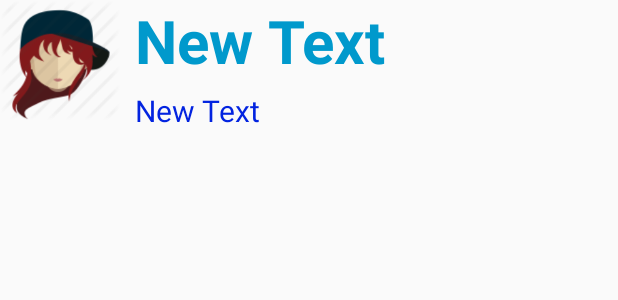
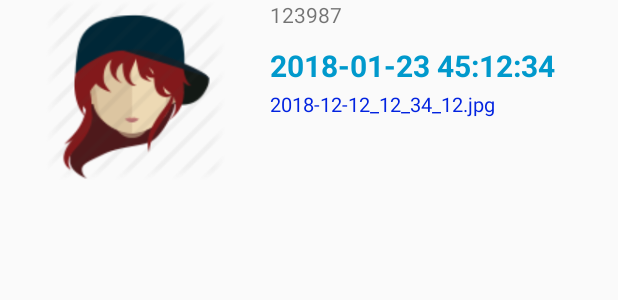
Before and after one commit to pengin7384/medical-lens, an Android app: the layout list_item_history.xml on its own in the app's theme, with its tools: preview values and no code run, on a phone screen of 412 x 824 dp. Shown: the top 300 px of the screen. Run offline under Robolectric (Android 15) with nearby library versions, the phone set to English and light mode, and no system bars.

Commit message:
update UX

```diff
--- a/client/app/src/main/java/com/example/wehealed/medical_lens/DBHelper.java
+++ b/client/app/src/main/java/com/example/wehealed/medical_lens/DBHelper.java
@@ -15,7 +15,7 @@ public class DBHelper extends SQLiteOpenHelper {
     private static final String CLASSNAME = DBHelper.class.getSimpleName();
 
     private static final String DB_NAME = "WeHealed_Medical_Lens.db";
-    private static final int DB_VERSION = 6;
+    private static final int DB_VERSION = 8;
 
     public static String myEmailAddress = "";
     public static String myName = "";
@@ -86,10 +86,11 @@ public class DBHelper extends SQLiteOpenHelper {
         Log.i(Constants.LOG_TAG, "DBHelper onCreate INSERT INTO MY_INFO_V5");
 
         db.execSQL("CREATE TABLE PICTURE_HISTORY_V5 (HISTORY_ID INTEGER PRIMARY KEY AUTOINCREMENT" +
-                ", PICTURE_FILE_NAME TEXT, PICTURE_TIME INTEGER" +
+                ", PICTURE_PATH_AND_FILE_NAME TEXT, PICTURE_FILE_NAME TEXT, PICTURE_TIME INTEGER" +
                 ", ORIGINAL_TEXT TEXT" +
                 ", MACHINE_TRANSLATION_RESULT TEXT" +
                 ", HUMAN_TRANSLATION_REQUESTED TEXT, HUMAN_TRANSLATION_REQUEST_TIME INTEGER, HUMAN_TRANSLATION_RESPONSE_TIME INTEGER, HUMAN_TRANSLATION_RESULT TEXT, HUMAN_TRANSLATION_CONFIRMED TEXT" +
+                ", SUMMARY_TEXT TEXT" +
                 ");");
         Log.i(Constants.LOG_TAG, "DBHelper onCreate CREATE TABLE PICTURE_HISTORY_V5");
     }
--- a/client/app/src/main/res/layout/list_item_history.xml
+++ b/client/app/src/main/res/layout/list_item_history.xml
@@ -1,43 +1,57 @@
 <?xml version="1.0" encoding="utf-8"?>
 <LinearLayout xmlns:android="http://schemas.android.com/apk/res/android"
-    android:orientation="horizontal" android:layout_width="match_parent"
-    android:layout_height="wrap_content">
+    xmlns:app="http://schemas.android.com/apk/res-auto"
+    xmlns:tools="http://schemas.android.com/tools"
+    android:layout_width="match_parent"
+    android:layout_height="130dp"
+    android:orientation="horizontal">
 
     <ImageView
         android:id="@+id/picture_image"
-        android:layout_width="80dp"
-        android:layout_height="80dp"
+        android:layout_width="160dp"
+        android:layout_height="120dp"
+        android:layout_marginLeft="10dp"
+        android:layout_marginRight="10dp"
         android:src="@drawable/singer" />
 
     <LinearLayout
-        android:orientation="vertical"
         android:layout_width="match_parent"
-        android:layout_height="wrap_content"
-        android:layout_marginLeft="10dp">
+        android:layout_height="120dp"
+        android:orientation="vertical">
+
+        <TextView
+            android:id="@+id/picture_timestamp"
+            android:layout_width="match_parent"
+            android:layout_height="30dp"
+            android:layout_weight="1"
+            android:text="123987"
+            app:layout_constraintEnd_toEndOf="parent"
+            app:layout_constraintTop_toTopOf="parent" />
 
         <TextView
             android:id="@+id/picture_time"
-            android:layout_width="280dp"
-            android:layout_height="wrap_content"
-            android:text="New Text"
+            android:layout_width="match_parent"
+            android:layout_height="30dp"
+            android:layout_weight="1"
+            android:text="2018-01-23 45:12:34"
             android:textColor="@android:color/holo_blue_dark"
-            android:textSize="40dp"
-            android:textStyle="bold" />
+            android:textSize="20sp"
+            android:textStyle="bold"
+            app:layout_constraintStart_toStartOf="parent"
+            app:layout_constraintTop_toTopOf="parent" />
 
-        <RelativeLayout
+        <TextView
+            android:id="@+id/text_view_picture_file_name"
             android:layout_width="match_parent"
-            android:layout_height="wrap_content">
+            android:layout_height="60dp"
+            android:layout_alignParentLeft="true"
+            android:text="2018-12-12_12_34_12.jpg"
+            android:textColor="#0223e0"
+            android:textSize="13sp"
+            app:layout_constraintEnd_toEndOf="parent"
+            app:layout_constraintHorizontal_bias="0.0"
+            app:layout_constraintStart_toStartOf="parent"
+            app:layout_constraintTop_toTopOf="parent" />
 
-            <TextView
-                android:id="@+id/text_view_picture_file_name"
-                android:layout_width="266dp"
-                android:layout_height="wrap_content"
-                android:layout_alignParentLeft="true"
-                android:layout_marginTop="6dp"
-                android:text="New Text"
-                android:textColor="#0223e0"
-                android:textSize="20dp" />
-
-        </RelativeLayout>
     </LinearLayout>
 </LinearLayout>
--- a/client/app/src/main/res/values/strings.xml
+++ b/client/app/src/main/res/values/strings.xml
@@ -28,5 +28,6 @@
 
     <string name="translatation_history">Translation History</string>
     <string name="human_translation_request">전문 의료번역 의뢰하기</string>
+    <string name="translation_warning">주의사항</string>
 
 </resources>
```
Also changed, not shown: client/app/src/main/java/com/example/wehealed/medical_lens/Activity_10_Home.java (+42 -9 lines), client/app/src/main/java/com/example/wehealed/medical_lens/Activity_20_Camera.java (+100 -50 lines), client/app/src/main/java/com/example/wehealed/medical_lens/Activity_30_Translate_Result.java (+145 -13 lines), client/app/src/main/java/com/example/wehealed/medical_lens/HistoryItem.java (+22 -17 lines), client/app/src/main/java/com/example/wehealed/medical_lens/HistoryItemView.java (+31 -5 lines), client/app/src/main/res/layout/activity_30__translate_result.xml (+56 -10 lines), 1 other file.
